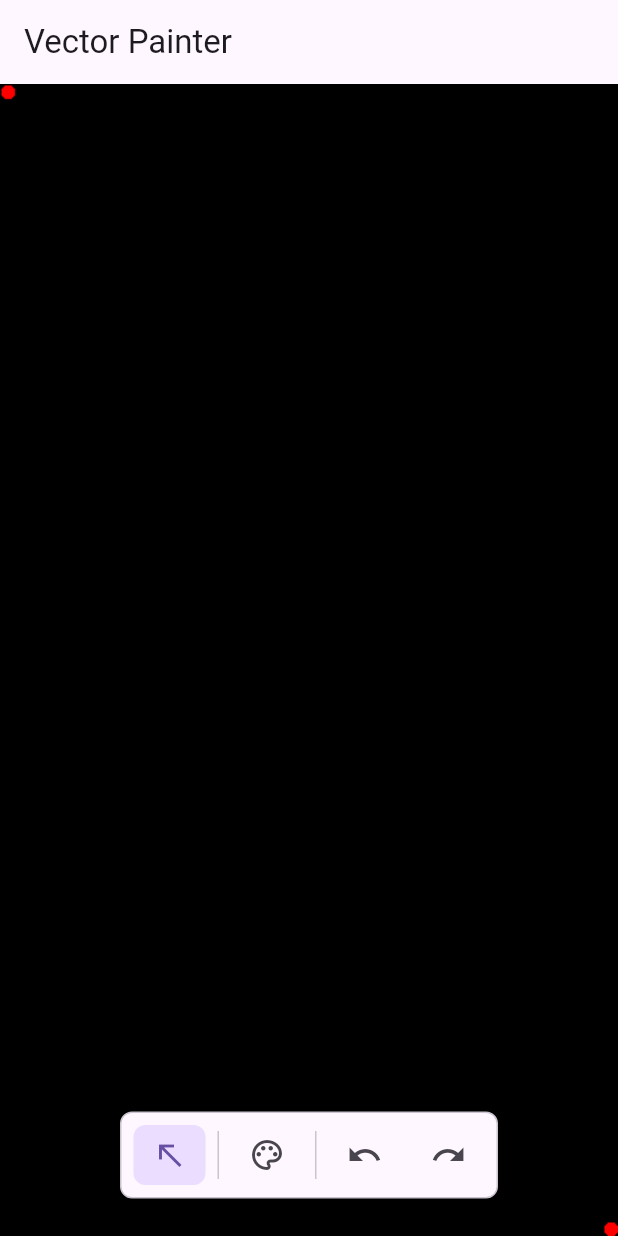
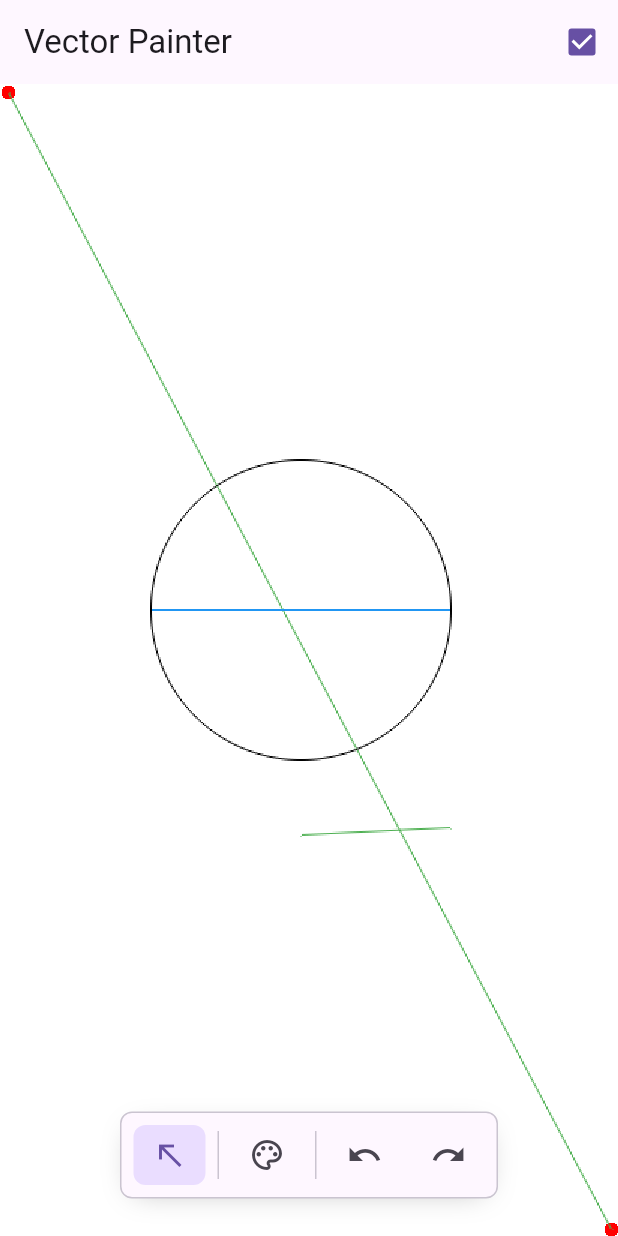
Before and after one commit to adam-kwiatkowski/vector_editor, a Flutter app: the screen it shows after launch, on a phone screen of 412 x 824 dp. Run offline on Flutter 3.47's test engine with Material 2 defaults, Android fonts, the phone set to English and light mode, and no system bars.

Commit message:
add basic shapes

```diff
--- a/lib/graphics/drawing.dart
+++ b/lib/graphics/drawing.dart
@@ -4,13 +4,25 @@ import 'dart:ui' as ui;
 import 'package:flutter/foundation.dart';
 import 'package:flutter/material.dart';
 
+import 'circle.dart';
+import 'line.dart';
+
 class Drawing extends ChangeNotifier {
   Drawing(this.size);
 
   ui.Size size;
   final List<Shape> _objects = [];
+
   List<Shape> get objects => _objects;
   Shape? selectedObject;
+  bool _antiAlias = true;
+
+  bool get antiAlias => _antiAlias;
+
+  set antiAlias(bool value) {
+    _antiAlias = value;
+    notifyListeners();
+  }
 
   Shape? getObjectAt(ui.Offset offset) {
     for (var object in _objects) {
@@ -36,21 +48,26 @@ class Drawing extends ChangeNotifier {
 
   Uint8List toBytes() {
     final pixels = Uint8List(size.width.toInt() * size.height.toInt() * 4);
-    for (int i = 0; i < pixels.lengthInBytes; i += 4) {
-      pixels[i] = 0;
-      pixels[i + 1] = 0;
-      pixels[i + 2] = 0;
-      pixels[i + 3] = 255;
-    }
+    pixels.fillRange(0, pixels.length, 255);
+
     Point(const Offset(5, 5), 5).draw(pixels, size);
     Point(Offset(size.width - 5, size.height - 5), 5).draw(pixels, size);
+    Line(const Offset(5, 5), Offset(size.width - 5, size.height - 5),
+            color: Colors.green)
+        .draw(pixels, size, antiAlias: antiAlias);
+    Line(const Offset(200, 500), const Offset(300, 495), color: Colors.green)
+        .draw(pixels, size, antiAlias: antiAlias);
+    Line(const Offset(100, 350), const Offset(300, 350), color: Colors.blue)
+        .draw(pixels, size, antiAlias: false);
+    Circle(const Offset(200, 350), 100)
+        .draw(pixels, size, antiAlias: antiAlias);
     for (var object in _objects) {
-      object.draw(pixels, size);
+      object.draw(pixels, size, antiAlias: antiAlias);
     }
     return pixels;
   }
 
-  Future<ui.Image> toImage() async {
+  Future<ui.Image> toImage() {
     final pixels = toBytes();
     final completer = Completer<ui.Image>();
     ui.decodeImageFromPixels(pixels, size.width.toInt(), size.height.toInt(),
@@ -61,10 +78,11 @@ class Drawing extends ChangeNotifier {
 
 abstract class Shape {
   ui.Offset offset;
+  Color color;
 
-  Shape(this.offset);
+  Shape(this.offset, {this.color = Colors.black});
 
-  void draw(Uint8List pixels, ui.Size size);
+  void draw(Uint8List pixels, ui.Size size, {bool antiAlias = false});
 
   bool contains(ui.Offset offset) => false;
 }
@@ -75,7 +93,7 @@ class Point extends Shape {
   Point(ui.Offset offset, this.radius) : super(offset);
 
   @override
-  void draw(Uint8List pixels, ui.Size size) {
+  void draw(Uint8List pixels, ui.Size size, {bool antiAlias = false}) {
     final x = offset.dx.toInt();
     final y = offset.dy.toInt();
     final width = size.width.toInt();
--- a/lib/main.dart
+++ b/lib/main.dart
@@ -16,7 +16,7 @@ class MyApp extends StatelessWidget {
   Widget build(BuildContext context) {
     return MultiProvider(
       providers: [
-        ChangeNotifierProvider(create: (_) => Drawing(const Size(500, 500))),
+        ChangeNotifierProvider(create: (_) => Drawing(const Size(0, 0))),
       ],
       child: MaterialApp(
         title: 'Flutter Demo',
@@ -44,9 +44,24 @@ class _MyHomePageState extends State<MyHomePage> {
 
   @override
   Widget build(BuildContext context) {
+    var drawing = context.watch<Drawing>();
     return Scaffold(
       appBar: AppBar(
         title: Text(widget.title),
+        actions: [
+          Tooltip(
+            message: 'Antialiasing',
+            waitDuration: const Duration(milliseconds: 300),
+            child: Checkbox(
+              value: drawing.antiAlias,
+              onChanged: (value) {
+                setState(() {
+                  drawing.antiAlias = value!;
+                });
+              },
+            ),
+          )
+        ],
       ),
       body: Center(
         child: Stack(
--- a/lib/widgets/drawing_widget.dart
+++ b/lib/widgets/drawing_widget.dart
@@ -38,6 +38,7 @@ class DrawingWidgetState extends State<DrawingWidget> {
                       image: snapshot.data!,
                       width: drawing.size.width,
                       height: drawing.size.height,
+                      filterQuality: FilterQuality.none,
                     );
                   } else {
                     return const SizedBox();
--- a/lib/widgets/tool_button.dart
+++ b/lib/widgets/tool_button.dart
@@ -86,27 +86,13 @@ Widget buildToolbar(BuildContext context, int selectedTool,
                 selected: i == selectedTool,
                 onPressed: () => onSelectedToolChanged(i),
               ),
-            Padding(
-              padding: const EdgeInsets.symmetric(vertical: 12, horizontal: 4),
-              child: VerticalDivider(
-                color: Theme.of(context).colorScheme.outlineVariant,
-                width: 1,
-                thickness: 1,
-              ),
-            ),
+            buildDivider(context),
             ToolButton(
               icon: Icons.color_lens_outlined,
               label: 'Color',
               onPressed: () {},
             ),
-            Padding(
-              padding: const EdgeInsets.symmetric(vertical: 12, horizontal: 4),
-              child: VerticalDivider(
-                color: Theme.of(context).colorScheme.outlineVariant,
-                width: 1,
-                thickness: 1,
-              ),
-            ),
+            buildDivider(context),
             ToolButton(
               icon: Icons.undo_outlined,
               label: 'Undo',
@@ -121,3 +107,14 @@ Widget buildToolbar(BuildContext context, int selectedTool,
         ),
       ));
 }
+
+Padding buildDivider(BuildContext context) {
+  return Padding(
+    padding: const EdgeInsets.symmetric(vertical: 12, horizontal: 4),
+    child: VerticalDivider(
+      color: Theme.of(context).colorScheme.outlineVariant,
+      width: 1,
+      thickness: 1,
+    ),
+  );
+}
```
Also changed, not shown: lib/graphics/circle.dart (added, +124 -0 lines), lib/graphics/line.dart (added, +145 -0 lines), lib/graphics/utils.dart (added, +24 -0 lines).
